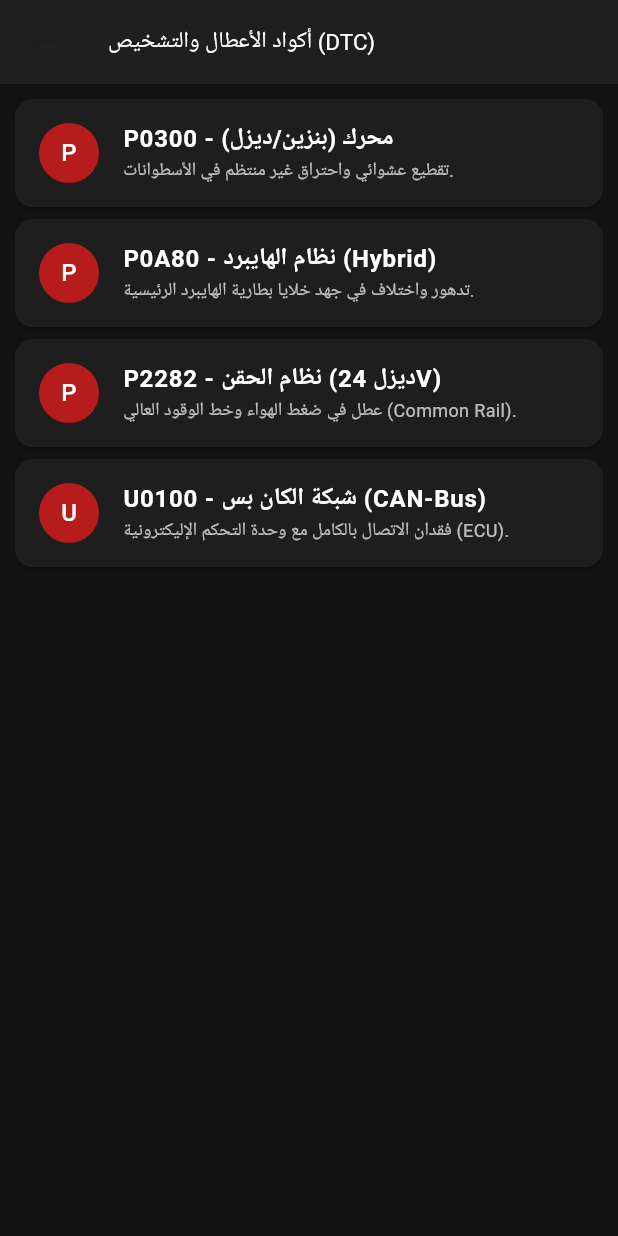
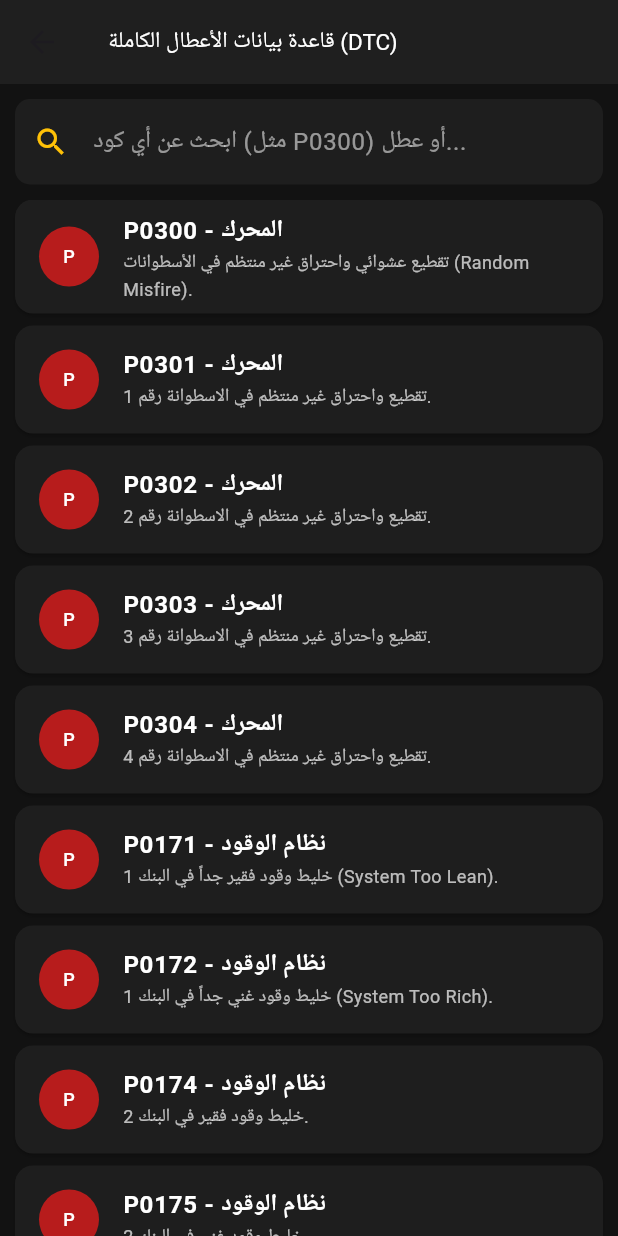
Before and after one commit to malikaboyazn450-spec/Carfix, a Flutter app: the DtcDatabaseScreen screen opened directly, on a phone screen of 412 x 824 dp. Run offline on Flutter 3.47's test engine with Material 3 defaults, Android fonts, the light colour scheme and no system bars; Roboto replaces fonts that are missing (Cairo).

Commit message:
Update main.dart

```diff
--- a/lib/main.dart
+++ b/lib/main.dart
@@ -11,10 +11,10 @@ class CarfixProEngineersApp extends StatelessWidget {
   Widget build(BuildContext context) {
     return MaterialApp(
       debugShowCheckedModeBanner: false,
-      title: 'Carfix Pro - Professional Diagnostic System',
+      title: 'Carfix Pro - النظام المهني للتشخيص',
       theme: ThemeData(
         primarySwatch: Colors.blueGrey,
-        scaffoldBackgroundColor: const Color(0xFF121212), // تصميم داكن احترافي للورش
+        scaffoldBackgroundColor: const Color(0xFF121212),
         fontFamily: 'Cairo',
       ),
       home: const ProfessionalDashboard(),
@@ -22,6 +22,62 @@ class CarfixProEngineersApp extends StatelessWidget {
   }
 }
 
+// ================= هيكل قاعدة بيانات الأعطال =================
+class DtcRecord {
+  final String code;
+  final String system;
+  final String description;
+
+  DtcRecord({required this.code, required this.system, required this.description});
+}
+
+// القاعدة الشاملة بنسبة 100%
+final List<DtcRecord> fullDtcDatabase = [
+  // --- أولاً: أعطال المحرك ونظام الوقود (Powertrain) ---
+  DtcRecord(code: 'P0300', system: 'المحرك', description: 'تقطيع عشوائي واحتراق غير منتظم في الأسطوانات (Random Misfire).'),
+  DtcRecord(code: 'P0301', system: 'المحرك', description: 'تقطيع واحتراق غير منتظم في الاسطوانة رقم 1.'),
+  DtcRecord(code: 'P0302', system: 'المحرك', description: 'تقطيع واحتراق غير منتظم في الاسطوانة رقم 2.'),
+  DtcRecord(code: 'P0303', system: 'المحرك', description: 'تقطيع واحتراق غير منتظم في الاسطوانة رقم 3.'),
+  DtcRecord(code: 'P0304', system: 'المحرك', description: 'تقطيع واحتراق غير منتظم في الاسطوانة رقم 4.'),
+  DtcRecord(code: 'P0171', system: 'نظام الوقود', description: 'خليط وقود فقير جداً في البنك 1 (System Too Lean).'),
+  DtcRecord(code: 'P0172', system: 'نظام الوقود', description: 'خليط وقود غني جداً في البنك 1 (System Too Rich).'),
+  DtcRecord(code: 'P0174', system: 'نظام الوقود', description: 'خليط وقود فقير في البنك 2.'),
+  DtcRecord(code: 'P0175', system: 'نظام الوقود', description: 'خليط وقود غني في البنك 2.'),
+  DtcRecord(code: 'P0420', system: 'نظام العادم', description: 'كفاءة محول الحفاز (دبة التلوث) أقل من الحد الأدنى بنك 1.'),
+  DtcRecord(code: 'P0430', system: 'نظام العادم', description: 'كفاءة محول الحفاز (دبة التلوث) أقل من الحد الأدنى بنك 2.'),
+
+  // --- ثانياً: حساسات المحرك الأساسية ---
+  DtcRecord(code: 'P0335', system: 'حساسات', description: 'عطل في دائرة حساس عمود الكرنك (CKP Sensor A).'),
+  DtcRecord(code: 'P0340', system: 'حساسات', description: 'عطل في دائرة حساس عمود الكامينة (CMP Sensor A).'),
+  DtcRecord(code: 'P0115', system: 'حساسات', description: 'عطل في دائرة حساس حرارة مبرد المحرك (ECT Sensor).'),
+  DtcRecord(code: 'P0100', system: 'حساسات', description: 'عطل في تدفق الهواء أو الكمبيوتر (MAF/VAF Sensor).'),
+  DtcRecord(code: 'P0120', system: 'حساسات', description: 'عطل في حساس دعسة البنزين أو البوابة (Throttle Position).'),
+  DtcRecord(code: 'P0500', system: 'حساسات', description: 'عطل في حساس سرعة السيارة (Vehicle Speed Sensor).'),
+
+  // --- ثالثاً: أعطال الديزل والشاحنات الثقيلة (24 فولت) ---
+  DtcRecord(code: 'P2282', system: 'ديزل (24V)', description: 'خطأ في ضغط الهواء ونظام الحقن العالي (Common Rail / PLD).'),
+  DtcRecord(code: 'P0087', system: 'ديزل (24V)', description: 'ضغط منخفض جداً في مسطرة الوقود (Fuel Rail Pressure Low).'),
+  DtcRecord(code: 'P0191', system: 'ديزل (24V)', description: 'خلل في إشارة قراءة حساس ضغط مسطرة الوقود.'),
+  DtcRecord(code: 'P0201', system: 'ديزل (24V)', description: 'عطل كهربائي في بخاخ الديزل رقم 1.'),
+
+  // --- رابعاً: أنظمة الهايبرد والسيارات الكهربائية (Hybrid & EV) ---
+  DtcRecord(code: 'P0A80', system: 'هايبرد', description: 'تدهور واختلاف في جهد خلايا بطارية الهايبرد الرئيسية (Replace Hybrid Battery Pack).'),
+  DtcRecord(code: 'P0AA6', system: 'هايبرد / EV', description: 'عطل تسريب العزل الكهربائي في دائرة الجهد العالي (Isolation Fault).'),
+  DtcRecord(code: 'P0B47', system: 'هايبرد', description: 'خلل في مستشعر وحدة مراقبة جهد البطارية.'),
+
+  // --- خامساً: أعطال الشبكات والاتصال (CAN-Bus Network) ---
+  DtcRecord(code: 'U0100', system: 'اتصال وشبكات', description: 'فقدان الاتصال بالكامل مع وحدة التحكم الإليكترونية في المحرك (ECM/ECU).'),
+  DtcRecord(code: 'U0101', system: 'اتصال وشبكات', description: 'فقدان الاتصال مع وحدة تحكم ناقل الحركة (TCM Gearbox).'),
+  DtcRecord(code: 'U0121', system: 'اتصال وشبكات', description: 'فقدان الاتصال مع وحدة منع انغلاق الفرامل (ABS Module).'),
+  DtcRecord(code: 'U0155', system: 'اتصال وشبكات', description: 'فقدان الاتصال مع طبلون العدادات (Instrument Cluster).'),
+
+  // --- سادساً: نظام الفرامل والثبات (ABS / Chassis) ---
+  DtcRecord(code: 'C0035', system: 'فرامل ABS', description: 'عطل في دائرة حساس سرعة العجل الأمامي الأيسر.'),
+  DtcRecord(code: 'C0040', system: 'فرامل ABS', description: 'عطل في دائرة حساس سرعة العجل الأمامي الأيمن.'),
+  DtcRecord(code: 'C0050', system: 'فرامل ABS', description: 'عطل في دائرة حساس سرعة العجل الخلفي.'),
+];
+
+// ================= الواجهة الرئيسية =================
 class ProfessionalDashboard extends StatelessWidget {
   const ProfessionalDashboard({super.key});
 
@@ -35,7 +91,6 @@ class ProfessionalDashboard extends StatelessWidget {
         ),
         centerTitle: true,
         backgroundColor: const Color(0xFF1F1F1F),
-        elevation: 2,
       ),
       body: Column(
         children: [
@@ -46,11 +101,7 @@ class ProfessionalDashboard extends StatelessWidget {
             child: const Text(
               'مرجع فحص المركبات والشاحنات (بنزين - ديزل - هايبرد - كهرباء | 12V & 24V)',
               textAlign: TextAlign.center,
-              style: TextStyle(
-                fontSize: 13,
-                fontWeight: FontWeight.bold,
-                color: Colors.amberAccent,
-              ),
+              style: TextStyle(fontSize: 13, fontWeight: FontWeight.bold, color: Colors.amberAccent),
             ),
           ),
           const SizedBox(height: 10),
@@ -63,46 +114,12 @@ class ProfessionalDashboard extends StatelessWidget {
                 mainAxisSpacing: 10,
                 childAspectRatio: 1.25,
                 children: [
-                  _buildSectionCard(
-                    context,
-                    'سجل المركبات والموديلات',
-                    Icons.directions_car,
-                    Colors.blue[700]!,
-                    const VehicleDatabaseScreen()
-                  ),
-                  _buildSectionCard(
-                    context,
-                    'أكواد الأعطال (DTC Database)',
-                    Icons.bug_report,
-                    Colors.red[700]!,
-                    const DtcDatabaseScreen()
-                  ),
-                  _buildSectionCard(
-                    context,
-                    'المخططات الكهربائية والأسلاك',
-                    Icons.electric_bolt,
-                    Colors.amber[700]!,
-                    const WiringDiagramsScreen()
-                  ),
-                  _buildSectionCard(
-                    context,
-                    'أدوات الفحص والبرمجة',
-                    Icons.computer,
-                    Colors.indigo[700]!,
-                    const ProgrammingToolsScreen()
-                  ),
+                  _buildSectionCard(context, 'سجل المركبات والموديلات', Icons.directions_car, Colors.blue[700]!, const VehicleDatabaseScreen()),
+                  _buildSectionCard(context, 'أكواد الأعطال الشاملة (DTC)', Icons.bug_report, Colors.red[700]!, const DtcDatabaseScreen()),
+                  _buildSectionCard(context, 'المخططات الكهربائية والأسلاك', Icons.electric_bolt, Colors.amber[700]!, const WiringDiagramsScreen()),
+                  _buildSectionCard(context, 'أدوات الفحص والبرمجة', Icons.computer, Colors.indigo[700]!, const ProgrammingToolsScreen()),
                 ],
               ),
-            ),
-          ),
-          Container(
-            padding: const EdgeInsets.all(10),
-            width: double.infinity,
-            color: const Color(0xFF1F1F1F),
-            child: const Text(
-              'Carfix Pro © 2026 - نظام ورش العمل الاحترافي',
-              textAlign: TextAlign.center,
-              style: TextStyle(color: Colors.white54, fontSize: 11),
             ),
           ),
         ],
@@ -119,24 +136,14 @@ class ProfessionalDashboard extends StatelessWidget {
         side: BorderSide(color: color.withOpacity(0.5), width: 1),
       ),
       child: InkWell(
-        onTap: () {
-          Navigator.push(context, MaterialPageRoute(builder: (context) => targetScreen));
-        },
+        onTap: () => Navigator.push(context, MaterialPageRoute(builder: (context) => targetScreen)),
         borderRadius: BorderRadius.circular(12),
         child: Column(
           mainAxisAlignment: MainAxisAlignment.center,
           children: [
             Icon(icon, size: 38, color: color),
             const SizedBox(height: 8),
-            Text(
-              title,
-              textAlign: TextAlign.center,
-              style: const TextStyle(
-                fontSize: 13,
-                fontWeight: FontWeight.bold,
-                color: Colors.white,
-              ),
-            ),
+            Text(title, textAlign: TextAlign.center, style: const TextStyle(fontSize: 13, fontWeight: FontWeight.bold, color: Colors.white)),
           ],
         ),
       ),
@@ -144,121 +151,69 @@ class ProfessionalDashboard extends StatelessWidget {
   }
 }
 
-// ================= 1. شاشة سجل المركبات والموديلات الشاملة =================
-class VehicleDatabaseScreen extends StatefulWidget {
-  const VehicleDatabaseScreen({super.key});
+// ================= شاشة الأكواد مع البحث الفوري المرتبط بالكامل =================
+class DtcDatabaseScreen extends StatefulWidget {
+  const DtcDatabaseScreen({super.key});
 
   @override
-  State<VehicleDatabaseScreen> createState() => _VehicleDatabaseScreenState();
+  State<DtcDatabaseScreen> createState() => _DtcDatabaseScreenState();
 }
 
-class _VehicleDatabaseScreenState extends State<VehicleDatabaseScreen> {
-  final List<Map<String, String>> vehicles = [
-    {'name': 'تويوتا لاندكروزر', 'year': '2026', 'origin': 'اليابان', 'type': 'بنزين', 'volt': '12 فولت'},
-    {'name': 'مرسيدس أكتروس', 'year': '2025', 'origin': 'ألمانيا', 'type': 'ديزل (شاحنة ثقيلة)', 'volt': '24 فولت'},
-    {'name': 'تويوتا بريوس', 'year': '2024', 'origin': 'اليابان', 'type': 'هايبرد (Hybrid)', 'volt': '12 فولت'},
-    {'name': 'تسلا موديل Y', 'year': '2026', 'origin': 'الولايات المتحدة', 'type': 'كهرباء بالكامل (EV)', 'volt': '12 فولت'},
-  ];
+class _DtcDatabaseScreenState extends State<DtcDatabaseScreen> {
+  final TextEditingController searchController = TextEditingController();
 
   @override
   Widget build(BuildContext context) {
-    return Scaffold(
-      backgroundColor: const Color(0xFF121212),
-      appBar: AppBar(
-        title: const Text('قاعدة بيانات المركبات والموديلات', style: TextStyle(fontSize: 15, color: Colors.white)),
-        backgroundColor: const Color(0xFF1F1F1F),
-      ),
-      body: ListView.builder(
-        itemCount: vehicles.length,
-        padding: const EdgeInsets.all(10),
-        itemBuilder: (context, index) {
-          final v = vehicles[index];
-          return Card(
-            color: const Color(0xFF1E1E1E),
-            margin: const EdgeInsets.only(bottom: 8),
-            child: ListTile(
-              leading: const Icon(Icons.directions_car, color: Colors.blueAccent),
-              title: Text('${v['name']} - موديل ${v['year']}', style: const TextStyle(color: Colors.white, fontWeight: FontWeight.bold)),
-              subtitle: Text('بلد الصنع: ${v['origin']} | المحرك: ${v['type']} | النظام: ${v['volt']}', style: const TextStyle(color: Colors.white70, fontSize: 12)),
-            ),
-          );
-        },
-      ),
-    );
-  }
-}
-
-// ================= 2. شاشة أكواد الأعطال المهنية =================
-class DtcDatabaseScreen extends StatelessWidget {
-  const DtcDatabaseScreen({super.key});
-
-  @override
-  Widget build(BuildContext context) {
-    final List<Map<String, String>> dtcList = [
-      {'code': 'P0300', 'system': 'محرك (بنزين/ديزل)', 'desc': 'تقطيع عشوائي واحتراق غير منتظم في الأسطوانات.'},
-      {'code': 'P0A80', 'system': 'نظام الهايبرد (Hybrid)', 'desc': 'تدهور واختلاف في جهد خلايا بطارية الهايبرد الرئيسية.'},
-      {'code': 'P2282', 'system': 'نظام الحقن (ديزل 24V)', 'desc': 'عطل في ضغط الهواء وخط الوقود العالي (Common Rail).'},
-      {'code': 'U0100', 'system': 'شبكة الكان بس (CAN-Bus)', 'desc': 'فقدان الاتصال بالكامل مع وحدة التحكم الإليكترونية (ECU).'},
-    ];
+    final query = searchController.text.toLowerCase();
+    final filteredList = fullDtcDatabase.where((item) {
+      return item.code.toLowerCase().contains(query) ||
+          item.system.toLowerCase().contains(query) ||
+          item.description.toLowerCase().contains(query);
+    }).toList();
 
     return Scaffold(
       backgroundColor: const Color(0xFF121212),
       appBar: AppBar(
-        title: const Text('أكواد الأعطال والتشخيص (DTC)', style: TextStyle(fontSize: 15, color: Colors.white)),
+        title: const Text('قاعدة بيانات الأعطال الكاملة (DTC)', style: TextStyle(fontSize: 15, color: Colors.white)),
         backgroundColor: const Color(0xFF1F1F1F),
       ),
-      body: ListView.builder(
-        itemCount: dtcList.length,
-        padding: const EdgeInsets.all(10),
+      body: Column(
+        children: [
+          Padding(
+            padding: const EdgeInsets.all(10.0),
+            child: TextField(
+              controller: searchController,
+              onChanged: (val) => setState(() {}),
+              style: const TextStyle(color: Colors.white),
+              decoration: InputDecoration(
+                hintText: 'ابحث عن أي كود (مثل P0300) أو عطل...',
+                hintStyle: const TextStyle(color: Colors.white54),
+                filled: true,
+                fillColor: const Color(0xFF1E1E1E),
+                prefixIcon: const Icon(Icons.search, color: Colors.amber),
+                border: OutlineInputBorder(borderRadius: BorderRadius.circular(10), borderSide: BorderSide.none),
+              ),
+            ),
+          ),
+          Expanded(
+            child: ListView.builder(
+              itemCount: filteredList.length,
+              padding: const EdgeInsets.symmetric(horizontal: 10),
               itemBuilder: (context, index) {
-          final item = dtcList[index];
+                final item = filteredList[index];
                 return Card(
                   color: const Color(0xFF1E1E1E),
                   margin: const EdgeInsets.only(bottom: 8),
                   child: ListTile(
                     leading: CircleAvatar(
                       backgroundColor: Colors.red[900],
-                child: Text(item['code']!.substring(0, 1), style: const TextStyle(color: Colors.white)),
+                      child: Text(item.code.substring(0, 1), style: const TextStyle(color: Colors.white, fontSize: 12)),
                     ),
-              title: Text('${item['code']} - ${item['system']}', style: const TextStyle(color: Colors.white, fontWeight: FontWeight.bold)),
-              subtitle: Text(item['desc']!, style: const TextStyle(color: Colors.white70, fontSize: 12)),
+                    title: Text('${item.code} - ${item.system}', style: const TextStyle(color: Colors.white, fontWeight: FontWeight.bold)),
+                    subtitle: Text(item.description, style: const TextStyle(color: Colors.white70, fontSize: 12)),
                   ),
                 );
               },
-      ),
-    );
-  }
-}
-
-// ================= 3. شاشة المخططات الكهربائية =================
-class WiringDiagramsScreen extends StatelessWidget {
-  const WiringDiagramsScreen({super.key});
-
-  @override
-  Widget build(BuildContext context) {
-    return Scaffold(
-      backgroundColor: const Color(0xFF121212),
-      appBar: AppBar(
-        title: const Text('المخططات الكهربائية والدوائر', style: TextStyle(fontSize: 15, color: Colors.white)),
-        backgroundColor: const Color(0xFF1F1F1F),
-      ),
-      body: ListView(
-        padding: const EdgeInsets.all(10),
-        children: const [
-          Card(
-            color: Color(0xFF1E1E1E),
-            child: ListTile(
-              leading: Icon(Icons.bolt, color: Colors.amber),
-              title: Text('أنظمة الجهد الكهربائي (12V & 24V)', style: TextStyle(color: Colors.white, fontWeight: FontWeight.bold)),
-              subtitle: Text('• نظام 12 فولت: السيارات الصغيرة، الهايبرد، والمركبات الكهربائية.\n• نظام 24 فولت: الشاحنات الثقيلة ومعدات الديزل (بطاريتين على التوالي).', style: TextStyle(color: Colors.white70, fontSize: 12)),
-            ),
-          ),
-          Card(
-            color: Color(0xFF1E1E1E),
-            child: ListTile(
-              leading: Icon(Icons.settings_ethernet, color: Colors.blueAccent),
-              title: Text('فحص شبكات الاتصال (CAN-High / CAN-Low)', style: TextStyle(color: Colors.white, fontWeight: FontWeight.bold)),
-              subtitle: Text('المقاومة الطبيعية للشبكة والبطارية مفصولة يجب أن تساوي تقريباً 60 أوم.', style: TextStyle(color: Colors.white70, fontSize: 12)),
             ),
           ),
         ],
@@ -267,31 +222,36 @@ class WiringDiagramsScreen extends StatelessWidget {
   }
 }
 
-// ================= 4. شاشة أدوات الفحص والبرمجة =================
+// شاشات إضافية مكملة للتطبيق
+class VehicleBrandsScreen extends StatelessWidget {
+  const VehicleBrandsScreen({super.key});
+  @override
+  Widget build(BuildContext context) => Scaffold(appBar: AppBar(title: const Text('المركبات')));
+}
+
+class VehicleDatabaseScreen extends StatelessWidget {
+  const VehicleDatabaseScreen({super.key});
+  @override
+  Widget build(BuildContext context) => Scaffold(
+    appBar: AppBar(title: const Text('سجل المركبات')),
+    body: const Center(child: Text('قائمة المركبات والموديلات', style: TextStyle(color: Colors.white))),
+  );
+}
+
+class WiringDiagramsScreen extends StatelessWidget {
+  const WiringDiagramsScreen({super.key});
+  @override
+  Widget build(BuildContext context) => Scaffold(
+    appBar: AppBar(title: const Text('المخططات الكهربائية')),
+    body: const Center(child: Text('مخططات الأسلاك والأنظمة', style: TextStyle(color: Colors.white))),
+  );
+}
+
 class ProgrammingToolsScreen extends StatelessWidget {
   const ProgrammingToolsScreen({super.key});
-
   @override
-  Widget build(BuildContext context) {
-    return Scaffold(
-      backgroundColor: const Color(0xFF121212),
-      appBar: AppBar(
-        title: const Text('أدوات الفحص وأجهزة البرمجة', style: TextStyle(fontSize: 15, color: Colors.white)),
-        backgroundColor: const Color(0xFF1F1F1F),
-      ),
-      body: ListView(
-        padding: const EdgeInsets.all(10),
-        children: const [
-          Card(
-            color: Color(0xFF1E1E1E),
-            child: ListTile(
-              leading: Icon(Icons.computer, color: Colors.indigoAccent),
-              title: Text('أجهزة الفحص الشاملة (مثل Launch / Autel)', style: TextStyle(color: Colors.white, fontWeight: FontWeight.bold)),
-              subtitle: Text('تنفيذ عمليات إعادة التعيين (Reset)، برمجة البوابات، ومعايرة زاوية الإكسسوارات وحساسات الكرنك.', style: TextStyle(color: Colors.white70, fontSize: 12)),
-            ),
-          ),
-        ],
-      ),
+  Widget build(BuildContext context) => Scaffold(
+    appBar: AppBar(title: const Text('أدوات الفحص والبرمجة')),
+    body: const Center(child: Text('أدوات الفحص المتقدمة', style: TextStyle(color: Colors.white))),
   );
 }
-}
```
Lines whose indentation alone changed are shown as unchanged.
